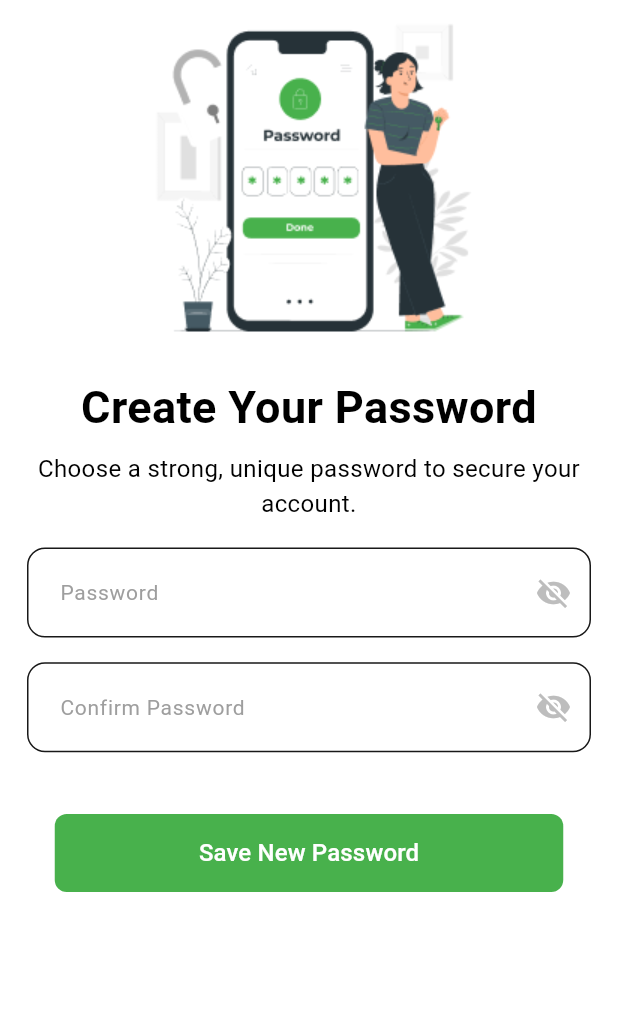
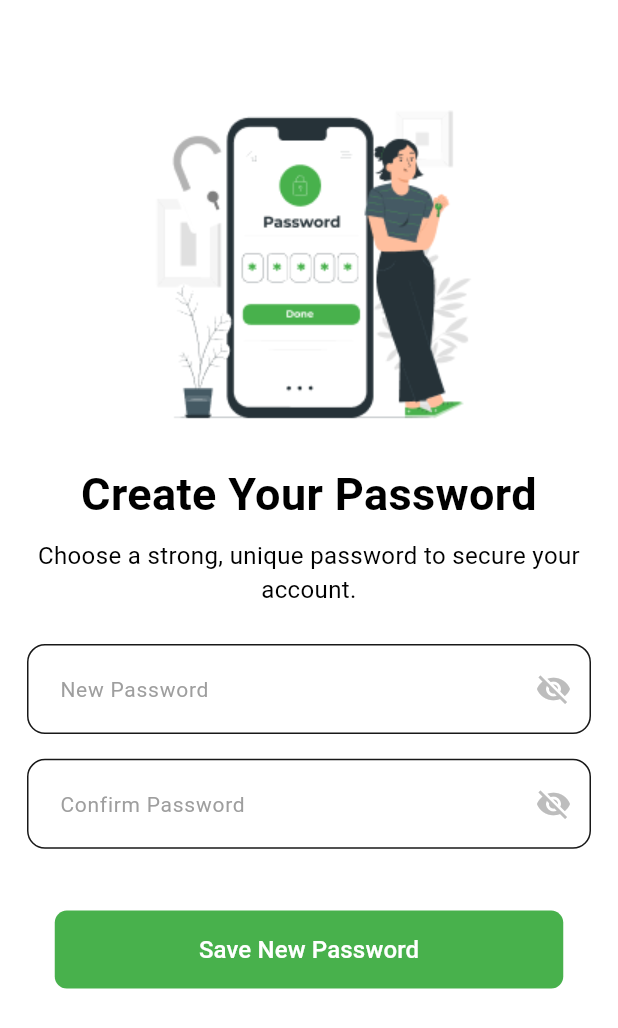
Before and after one commit to NahidAlamRahat/sierrahilbun-project, a Flutter app: the CreateNewPasswordScreen screen opened by its route, on a phone screen of 412 x 824 dp. Shown: the top 1028 px of the screen. Run offline on Flutter 3.47's test engine with Material 3 defaults, Android fonts, the phone set to English and light mode, and no system bars; our stand-ins replace cached_network_image, device_preview, dio, flutter_cache_manager, flutter_svg, get and 4 more; accounts and stored records are empty; Roboto replaces fonts that are missing (Poppins).

Commit message:
completed set new password for forgot password

```diff
--- a/lib/constants/api_urls.dart
+++ b/lib/constants/api_urls.dart
@@ -23,4 +23,7 @@ class ApiUrls {
   static const String resendOtp = "/auth/resend-otp";
   // --- New Endpoint for Forgot Password ---
   static const String forgotPassword = "auth/forgot-password";
+
+  // --- New Endpoint for Resetting the Password ---
+  static const String resetPassword = "auth/reset-password";
 }
--- a/lib/routes/bindings.dart
+++ b/lib/routes/bindings.dart
@@ -1,6 +1,7 @@
 // app_bindings.dart
 import 'package:get/get.dart';
 import 'package:sierrahilbun/screens/auth/create_pass_verify_otp_screen/controller/create_pass_verify_otp_screen_controller.dart';
+import 'package:sierrahilbun/screens/auth/create_password_screen/controller/create_password_onTap_button_controller.dart';
 import 'package:sierrahilbun/screens/auth/forgot_password/controller/forgot_password_controller.dart';
 import 'package:sierrahilbun/screens/auth/forgot_verify_otp_screen/controller/forgot_pass_verify_otp_screen_controller.dart';
 import 'package:sierrahilbun/screens/auth/sign_in_screen/controller/sign_in_controller.dart';
@@ -23,5 +24,7 @@ class AppBindings extends Bindings {
     Get.lazyPut(() => ForgotPasswordController());
     //forgot verify otp
     Get.lazyPut(() => ForgotPassVerifyOtpScreenController());
+    //create new password
+    Get.lazyPut(() => CreateNewPasswordController());
   }
 }
--- a/lib/routes/route_manager.dart
+++ b/lib/routes/route_manager.dart
@@ -61,7 +61,7 @@ class RouteManager {
       GetPage(
         name: AppRoutes.createNewPasswordScreen,
         page: () => CreateNewPasswordScreen(),
-        // binding: GeneralBindings(),
+        binding: AppBindings(),
       ),
 
       GetPage(
--- a/lib/screens/auth/create_password_screen/create_password_screen.dart
+++ b/lib/screens/auth/create_password_screen/create_password_screen.dart
@@ -1,73 +1,65 @@
 import 'package:flutter/material.dart';
 import 'package:get/get.dart';
 import 'package:sierrahilbun/constants/app_colors.dart';
-import 'package:sierrahilbun/routes/app_routes.dart';
+import 'package:sierrahilbun/screens/auth/create_password_screen/controller/create_password_onTap_button_controller.dart';
 import 'package:sierrahilbun/widgets/button_widget/button_widget.dart';
 import '../../../constants/app_image_path.dart';
 import '../../../utils/app_size.dart';
 import '../../../widgets/text_field_widget/text_field_widget.dart';
 import '../../../widgets/text_widget/text_widgets.dart';
-import '../reset_password_screen/controller/reset_password_onTap_button_controller.dart';
 
 class CreateNewPasswordScreen extends StatelessWidget {
+  CreateNewPasswordScreen({super.key});
 
-  ResetPasswordController controller = Get.put(ResetPasswordController());
-
+  final CreateNewPasswordController controller = Get.find<CreateNewPasswordController>();
 
   @override
   Widget build(BuildContext context) {
     return Scaffold(
       backgroundColor: Colors.white,
-
       body: SingleChildScrollView(
+        padding: const EdgeInsets.symmetric(horizontal: 18.0),
+        child: Form(
+          key: controller.formKey,
           child: Column(
             children: [
+              SizedBox(
+                height: AppSize.height(value: 60),
+              ), // Add padding from top
               Image.asset(AppImagePath.resetPasswordImage),
-
-            SizedBox(height: 20,),
-
-
-            TextWidget(text: 'Create Your Password',
+              SizedBox(height: 20),
+              const TextWidget(
+                text: 'Create Your Password',
                 fontSize: 30,
                 fontWeight: FontWeight.w700,
               ),
-
-            SizedBox(height: 8,),
-
-            TextWidget(text: 'Choose a strong, unique password to secure your account.',
+              SizedBox(height: 8),
+              const TextWidget(
+                text:
+                    'Choose a strong, unique password to secure your account.',
                 fontSize: 16,
                 fontWeight: FontWeight.w400,
               ),
-
-
-            Padding(
-              padding: const EdgeInsets.all(18.0),
-              child: Column(
-                children: [
+              SizedBox(height: AppSize.height(value: 30)),
               buildForm(),
-
               SizedBox(height: AppSize.height(value: 40)),
 
-                  // CommonElevatedButton(
-                  //   text: 'Reset Password',
-                  //   width: double.infinity,
-                  //   onPressed: () {Get.offAllNamed(AppRoutes.createPassVerifyOtpScreen);},
-                  //   backgroundColor: AppColor.backgroundColor,
-                  //   borderRadius: 100,
-                  // ),
-
-                  ButtonWidget(
+              // --- UPDATED BUTTON WITH LOADING STATE ---
+              Obx(() {
+                return controller.isLoading.value
+                    ? const Center(
+                        child: CircularProgressIndicator(
+                          color: AppColors.commonButtonColor,
+                        ),
+                      )
+                    : ButtonWidget(
                         label: "Save New Password",
                         backgroundColor: AppColors.commonButtonColor,
-                    onPressed: (){Get.offAllNamed(AppRoutes.signInScreen);},
-
-                  )
-
+                        onPressed: controller.saveNewPassword,
+                      );
+              }),
             ],
           ),
-            ),
-
-          ],
         ),
       ),
     );
@@ -75,20 +67,18 @@ class CreateNewPasswordScreen extends StatelessWidget {
 
   /// Text Field
   Widget buildForm() {
-    return Form(
-      child: Column(
+    return Column(
       children: [
         TextFieldWidget(
           borderRadius: 12,
           controller: controller.newPasswordController,
-            hintText: 'Password',
-            keyboardType: TextInputType.emailAddress,
+          hintText: 'New Password',
+          keyboardType: TextInputType.visiblePassword,
           maxLines: 1,
           suffixIcon: true,
+          validator: controller.validatePassword, // Added validator
         ),
-
         SizedBox(height: AppSize.height(value: 20)),
-
         TextFieldWidget(
           borderRadius: 12,
           keyboardType: TextInputType.visiblePassword,
@@ -96,9 +86,9 @@ class CreateNewPasswordScreen extends StatelessWidget {
           hintText: 'Confirm Password',
           maxLines: 1,
           suffixIcon: true,
+          validator: controller.validateConfirmPassword, // Added validator
         ),
       ],
-      ),
     );
   }
 }
--- a/lib/screens/auth/forgot_verify_otp_screen/controller/forgot_pass_verify_otp_screen_controller.dart
+++ b/lib/screens/auth/forgot_verify_otp_screen/controller/forgot_pass_verify_otp_screen_controller.dart
@@ -87,11 +87,11 @@ class ForgotPassVerifyOtpScreenController extends GetxController {
         );
         AppSnackBar.success(response.message);
 
-        // Navigate to the create new password screen, passing email and OTP
-        // as proof of verification.
+        // Navigate to the create new password screen, passing the token
+        // received from the verification response.
         Get.toNamed(
           AppRoutes.createNewPasswordScreen,
-          arguments: {'email': email, 'otp': otpTextEditingController.text},
+          arguments: {'token': response.data ?? ''},
         );
       } catch (e) {
         AppSnackBar.error(e.toString());
```
Also changed, not shown: lib/model/verify_otp_screen_model.dart (added, +19 -0 lines), lib/screens/auth/create_password_screen/controller/create_password_onTap_button_controller.dart (+63 -39 lines), lib/services/repository/auth_repository/auth_repository.dart (+45 -6 lines). Lines whose indentation alone changed are shown as unchanged.
